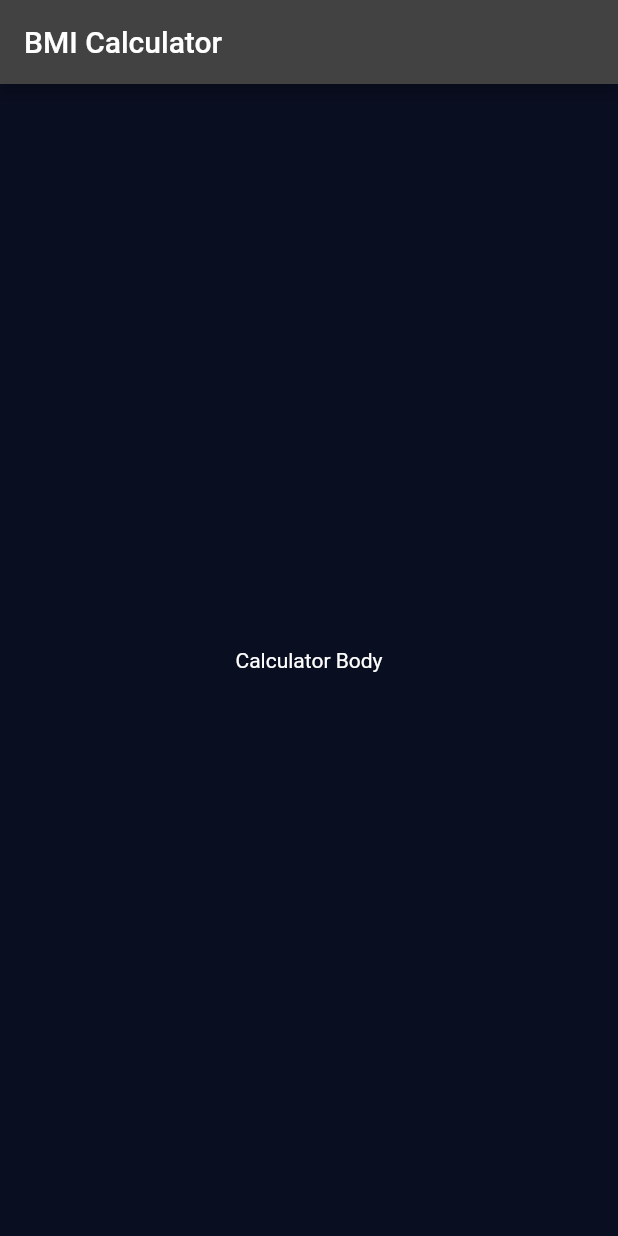
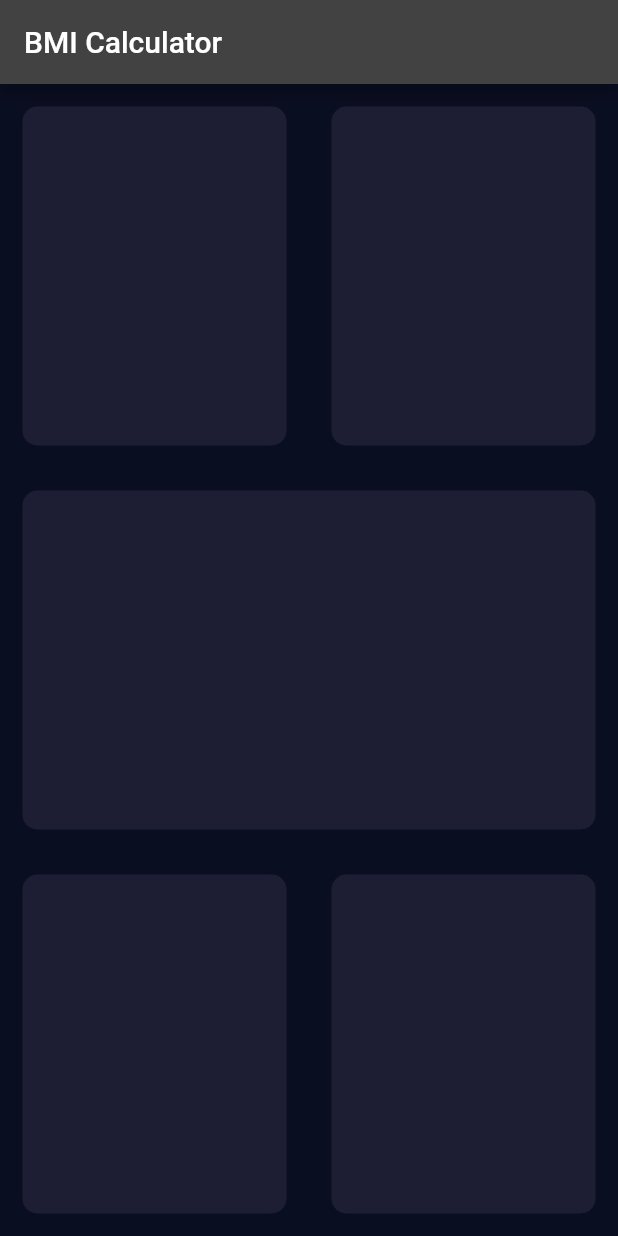
Before and after one commit to OluwatuyiAbiola/BMI_Calculator, a Flutter app: the screen it shows after launch, on a phone screen of 412 x 824 dp. Run offline on Flutter 3.47's test engine with Material 2 defaults, Android fonts, the phone set to English and light mode, and no system bars.

Commit message:
Started the structure in our input page

```diff
--- a/lib/input_page.dart
+++ b/lib/input_page.dart
@@ -14,9 +14,68 @@ class _InputPageState extends State<InputPage> {
       appBar: AppBar(
         title: const Text('BMI Calculator'),
       ),
-      body: const Center(
-        child: Text('Calculator Body'),
+      body: Column(
+        children: <Widget>[
+          Expanded(
+            child:Row(
+              children: const <Widget>[
+                Expanded(
+                  child:ReusableCard(
+                    colour: Color(0xfff1d1e33),
+                   ),
+                ),
+                Expanded(
+                  child:ReusableCard(
+                    colour: Color(0xfff1d1e33)
+                  ),
+                ),
+              ],
+            ),
+            ),
+          const Expanded(
+            child:ReusableCard(
+              colour: Color(0xfff1d1e33)
+            ),
+            ),
+          Expanded(
+            child:Row(
+              children: const <Widget>[
+                Expanded(
+                  child:ReusableCard(
+                    colour: Color(0xfff1d1e33)
+                  ),
+                  ),
+                Expanded(
+                  child:ReusableCard(
+                    colour: Color(0xfff1d1e33)
+                  ),
+                ),
+              ],
+            ),
+          ),
+        ],
+
       ),
+
     );
   }
 }
+
+class ReusableCard extends StatelessWidget {
+
+
+  const ReusableCard({required this.colour});
+
+  final Color colour;
+
+  @override
+  Widget build(BuildContext context) {
+    return Container(
+            margin: EdgeInsets.all(15.0),
+            decoration: BoxDecoration(
+              borderRadius: BorderRadius.circular(10.0),
+              color: colour
+            ),
+          );
+  }
+}
```
